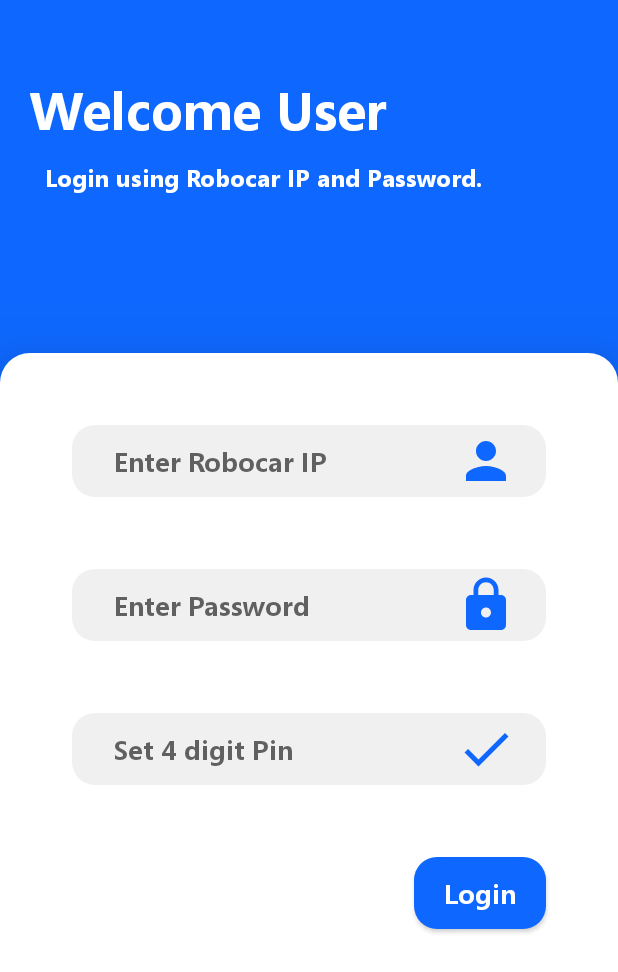
After one commit to zalakuldip740/Robocar, an Android app: the Loginpage screen opened directly, with no data from a screen before it, on a phone screen of 412 x 824 dp. The commit adds this screen. Shown: the top 972 px of the screen. Run offline under Robolectric (Android 15) with nearby library versions, the phone set to English and light mode, and no system bars; our stand-ins replace Firebase (no records; nobody signed in at launch, a user with empty details on screens opened directly).

Commit message:
Login system added

```diff
--- a/app/build.gradle
+++ b/app/build.gradle
@@ -31,6 +31,7 @@ dependencies {
     implementation 'androidx.legacy:legacy-support-v4:1.0.0'
     implementation 'com.google.firebase:firebase-database:19.6.0'
     implementation 'com.firebaseui:firebase-ui-database:7.1.1'
+    implementation 'com.google.firebase:firebase-auth:20.0.2'
     testImplementation 'junit:junit:4.13.1'
     androidTestImplementation 'androidx.test.ext:junit:1.1.2'
     androidTestImplementation 'androidx.test.espresso:espresso-core:3.3.0'
--- /dev/null
+++ b/app/src/main/java/com/example/roboticcar/Loginpage.java
@@ -0,0 +1,100 @@
+package com.example.roboticcar;
+
+import android.content.Context;
+import android.content.Intent;
+import android.content.SharedPreferences;
+import android.os.Bundle;
+import android.text.TextUtils;
+import android.view.View;
+import android.widget.Button;
+import android.widget.EditText;
+import android.widget.Toast;
+
+import androidx.annotation.NonNull;
+import androidx.appcompat.app.AppCompatActivity;
+
+import com.google.android.gms.tasks.OnCompleteListener;
+import com.google.android.gms.tasks.Task;
+import com.google.firebase.auth.AuthResult;
+import com.google.firebase.auth.FirebaseAuth;
+
+public class Loginpage extends AppCompatActivity {
+    EditText usernametext, passwordtext,login_passcode;
+    Button loginsubmit;
+    FirebaseAuth firebaseAuth;
+    SharedPreferences sharedPreferences;
+    SharedPreferences.Editor editor;
+
+    @Override
+    protected void onCreate(Bundle savedInstanceState) {
+        super.onCreate(savedInstanceState);
+        setContentView(R.layout.activity_loginpage);
+
+        usernametext = findViewById(R.id.login_username);
+        passwordtext = findViewById(R.id.login_password);
+        login_passcode=findViewById(R.id.login_passcode);
+        loginsubmit = findViewById(R.id.login_submit);
+
+        firebaseAuth = FirebaseAuth.getInstance();
+
+
+        sharedPreferences = getSharedPreferences("LOGIN", Context.MODE_PRIVATE);
+
+
+        // if(firebaseAuth.getCurrentUser() != null){
+        //   finish();
+
+        // startActivity(new Intent(getApplicationContext(), Passcode.class));
+        //}
+
+
+        loginsubmit.setOnClickListener(new View.OnClickListener() {
+            @Override
+            public void onClick(View view) {
+                final String username = usernametext.getText().toString();
+                String password = passwordtext.getText().toString();
+                final String passcode = login_passcode.getText().toString();
+
+
+                if (TextUtils.isEmpty(username)) {
+                    Toast.makeText(getApplicationContext(), "Please Enter Username", Toast.LENGTH_SHORT).show();
+                    return;
+                } else if (TextUtils.isEmpty(password)) {
+                    Toast.makeText(getApplicationContext(), "Please Enter Password", Toast.LENGTH_SHORT).show();
+                    return;
+                }else if(TextUtils.isEmpty(passcode)){
+                    Toast.makeText(getApplicationContext(), "Please Enter Pin", Toast.LENGTH_SHORT).show();
+                    return;
+                }else if(passcode.length()<4){
+                    Toast.makeText(getApplicationContext(), "Set 4 digit pin", Toast.LENGTH_SHORT).show();
+                    return;
+                }
+                String emailformat=username + "@gmail.com";
+
+                Toast.makeText(getApplicationContext(), "please Wait !", Toast.LENGTH_SHORT).show();
+
+                firebaseAuth.signInWithEmailAndPassword(emailformat, password).addOnCompleteListener(Loginpage.this, new OnCompleteListener<AuthResult>() {
+                    @Override
+                    public void onComplete(@NonNull Task<AuthResult> task) {
+                        if (task.isSuccessful()) {
+                            Toast.makeText(getApplicationContext(), "Successful login", Toast.LENGTH_SHORT).show();
+
+                            editor = sharedPreferences.edit();
+                            editor.putString("username", username);
+                            editor.putString("passcode", passcode);
+                            editor.apply();
+
+                            Intent intent = new Intent(Loginpage.this, Passcode.class);
+                            startActivity(intent);
+                            finish();
+                        } else {
+                            Toast.makeText(getApplicationContext(), "Invalid username or password", Toast.LENGTH_SHORT).show();
+                        }
+                    }
+                });
+            }
+        });
+
+
+    }
+}
--- /dev/null
+++ b/app/src/main/res/drawable/lock.xml
@@ -0,0 +1,5 @@
+<vector android:height="40dp" android:tint="@color/colorPrimary"
+    android:viewportHeight="24" android:viewportWidth="24"
+    android:width="40dp" xmlns:android="http://schemas.android.com/apk/res/android">
+    <path android:fillColor="@android:color/white" android:pathData="M18,8h-1L17,6c0,-2.76 -2.24,-5 -5,-5S7,3.24 7,6v2L6,8c-1.1,0 -2,0.9 -2,2v10c0,1.1 0.9,2 2,2h12c1.1,0 2,-0.9 2,-2L20,10c0,-1.1 -0.9,-2 -2,-2zM12,17c-1.1,0 -2,-0.9 -2,-2s0.9,-2 2,-2 2,0.9 2,2 -0.9,2 -2,2zM15.1,8L8.9,8L8.9,6c0,-1.71 1.39,-3.1 3.1,-3.1 1.71,0 3.1,1.39 3.1,3.1v2z"/>
+</vector>
--- /dev/null
+++ b/app/src/main/res/drawable/pin.xml
@@ -0,0 +1,5 @@
+<vector android:height="40dp" android:tint="#0E67FF"
+    android:viewportHeight="24" android:viewportWidth="24"
+    android:width="40dp" xmlns:android="http://schemas.android.com/apk/res/android">
+    <path android:fillColor="@android:color/white" android:pathData="M9,16.17L4.83,12l-1.42,1.41L9,19 21,7l-1.41,-1.41z"/>
+</vector>
--- a/app/src/main/res/layout-land/fragment_profile.xml
+++ b/app/src/main/res/layout-land/fragment_profile.xml
@@ -54,7 +54,7 @@
                     android:layout_gravity="center_horizontal|center_vertical"
                     android:fontFamily="@font/segoeuibold"
                     android:padding="15dp"
-                    android:text="170.150.12.10"
+                    android:text=""
                     android:textSize="18sp" />
 
             </LinearLayout>
--- /dev/null
+++ b/app/src/main/res/layout/activity_loginpage.xml
@@ -0,0 +1,119 @@
+<?xml version="1.0" encoding="utf-8"?>
+<LinearLayout xmlns:android="http://schemas.android.com/apk/res/android"
+    xmlns:tools="http://schemas.android.com/tools"
+    android:layout_width="match_parent"
+    android:layout_height="match_parent"
+    android:background="@color/colorPrimary"
+    android:orientation="vertical"
+    android:weightSum="7"
+    tools:context=".Loginpage">
+
+    <LinearLayout
+        android:layout_width="match_parent"
+        android:layout_height="0dp"
+        android:layout_weight="2"
+        android:background="@color/toolbarbackground"
+        android:orientation="vertical">
+
+        <TextView
+            android:layout_width="wrap_content"
+            android:layout_height="wrap_content"
+            android:layout_gravity="center_vertical"
+            android:layout_marginStart="20dp"
+            android:layout_marginTop="48dp"
+            android:fontFamily="@font/segoeuibold"
+            android:gravity="center_vertical"
+            android:text="@string/welcometxt"
+            android:textColor="@color/white"
+            android:textSize="35sp"
+            tools:ignore="NestedWeights" />
+
+        <TextView
+            android:layout_width="wrap_content"
+            android:layout_height="wrap_content"
+            android:layout_marginStart="30sp"
+            android:layout_marginTop="10dp"
+            android:fontFamily="@font/segoeuibold"
+            android:text="@string/login_extratext"
+            android:textColor="@color/white"
+            android:textSize="16sp" />
+
+    </LinearLayout>
+
+    <LinearLayout
+        android:layout_width="match_parent"
+        android:layout_height="0dp"
+        android:layout_weight="5"
+        android:background="@drawable/dialog_style"
+        android:elevation="32dp"
+        android:orientation="vertical">
+
+        <EditText
+            android:id="@+id/login_username"
+            android:layout_width="match_parent"
+            android:layout_height="48dp"
+            android:layout_marginStart="48dp"
+            android:layout_marginTop="48dp"
+            android:layout_marginEnd="48dp"
+            android:background="@drawable/bottomnav_border"
+            android:backgroundTint="@color/grey"
+            android:drawableEnd="@drawable/profile"
+            android:fontFamily="@font/segoeuibold"
+            android:hint="@string/login_username"
+            android:inputType="text"
+            android:paddingStart="28dp"
+            android:paddingEnd="20dp" />
+
+        <EditText
+            android:id="@+id/login_password"
+            android:layout_width="match_parent"
+            android:layout_height="48dp"
+            android:layout_marginStart="48dp"
+            android:layout_marginTop="48dp"
+            android:layout_marginEnd="48dp"
+            android:background="@drawable/bottomnav_border"
+            android:backgroundTint="@color/grey"
+            android:drawableEnd="@drawable/lock"
+            android:fontFamily="@font/segoeuibold"
+            android:hint="@string/login_password"
+            android:inputType="textPassword"
+            android:paddingStart="28dp"
+            android:paddingEnd="20dp" />
+
+        <EditText
+            android:id="@+id/login_passcode"
+            android:layout_width="match_parent"
+            android:layout_height="48dp"
+            android:layout_marginStart="48dp"
+            android:layout_marginTop="48dp"
+            android:layout_marginEnd="48dp"
+            android:background="@drawable/bottomnav_border"
+            android:backgroundTint="@color/grey"
+            android:drawableEnd="@drawable/pin"
+            android:fontFamily="@font/segoeuibold"
+            android:hint="@string/setpasscodelabel"
+            android:inputType="numberPassword"
+            android:paddingStart="28dp"
+            android:paddingEnd="20dp" />
+
+
+        <Button
+            android:id="@+id/login_submit"
+            android:layout_width="wrap_content"
+            android:layout_height="wrap_content"
+            android:layout_gravity="end"
+            android:layout_marginTop="48dp"
+            android:layout_marginEnd="48dp"
+            android:background="@drawable/bottomnav_border"
+            android:backgroundTint="@color/colorPrimary"
+            android:fontFamily="@font/segoeuibold"
+            android:paddingStart="15dp"
+            android:paddingEnd="15dp"
+            android:text="@string/Login"
+            android:textAllCaps="false"
+            android:textColor="@color/white"
+            android:textSize="18sp" />
+
+
+    </LinearLayout>
+</LinearLayout>
--- a/app/src/main/res/layout/fragment_profile.xml
+++ b/app/src/main/res/layout/fragment_profile.xml
@@ -45,7 +45,7 @@
                 android:layout_gravity="center_horizontal|center_vertical"
                 android:fontFamily="@font/segoeuibold"
                 android:padding="15dp"
-                android:text="170.150.12.10"
+                android:text=""
                 android:textSize="18sp" />
 
         </LinearLayout>
--- a/app/src/main/res/values/colors.xml
+++ b/app/src/main/res/values/colors.xml
@@ -11,4 +11,5 @@
     <color name="trans">#00000000</color>
     <color name="red">#FF0303</color>
     <color name="black">#000000</color>
+    <color name="grey">#5BD8D6D6</color>
 </resources>
--- a/app/src/main/res/values/strings.xml
+++ b/app/src/main/res/values/strings.xml
@@ -22,6 +22,19 @@
     <string name="Email">Email :</string>
     <string name="Logout">Logout</string>
     <string name="Email_data">robocar123@gmail.com</string>
+    <string name="Login">Login</string>
+    <string name="welcometxt">Welcome User</string>
+    <string name="login_username">Enter Robocar IP</string>
+    <string name="login_password">Enter Password</string>
+    <string name="login_extratext">Login using Robocar IP and Password.</string>
+    <string name="set_passcode_label">Set 4 digit Passcode</string>
+    <string name="submit">Submit</string>
+    <string name="Done">Done</string>
+    <string name="setpasscodelabel">Set 4 digit Pin</string>
+
+
+
+
     <!-- TODO: Remove or change this placeholder text -->
     <string name="hello_blank_fragment">Hello blank fragment</string>
 
--- a/build.gradle
+++ b/build.gradle
@@ -6,7 +6,7 @@ buildscript {
     }
     dependencies {
         classpath 'com.android.tools.build:gradle:4.1.1'
-        classpath 'com.google.gms:google-services:4.3.4'
+        classpath 'com.google.gms:google-services:4.3.5'
 
         // NOTE: Do not place your application dependencies here; they belong
         // in the individual module build.gradle files
```
Also changed, not shown: app/src/main/AndroidManifest.xml (+6 -1 lines), app/src/main/java/com/example/roboticcar/Home.java (+17 -7 lines), app/src/main/java/com/example/roboticcar/MainActivity.java (+11 -0 lines), app/src/main/java/com/example/roboticcar/Passcode.java (+26 -20 lines), app/src/main/java/com/example/roboticcar/Profile.java (+15 -0 lines), app/src/main/java/com/example/roboticcar/Splashscreen.java (+21 -3 lines), app/src/main/java/com/example/roboticcar/exservice.java (+10 -5 lines).
